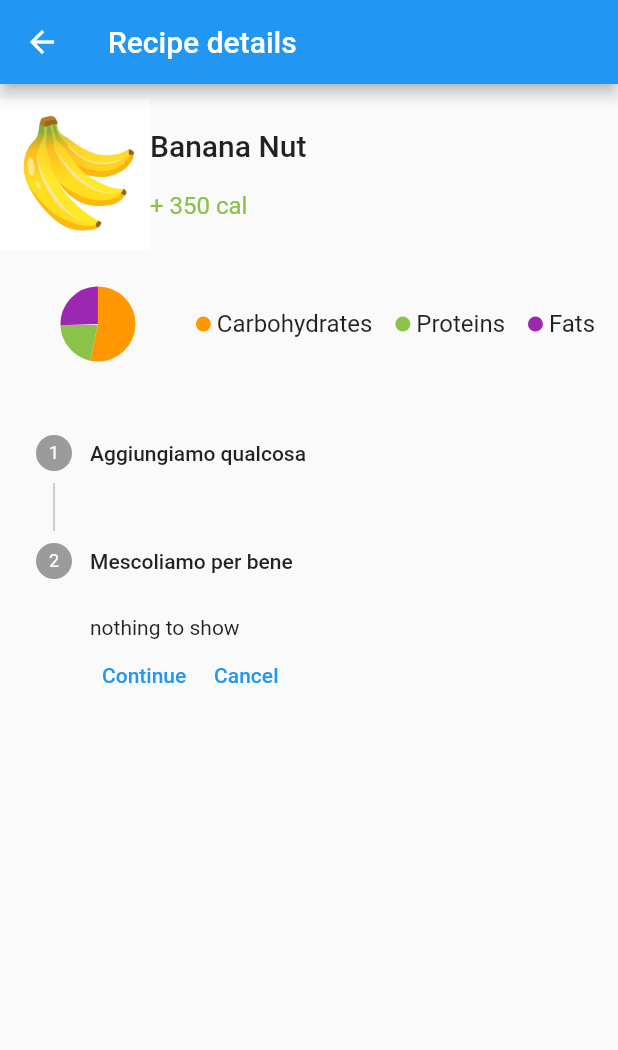
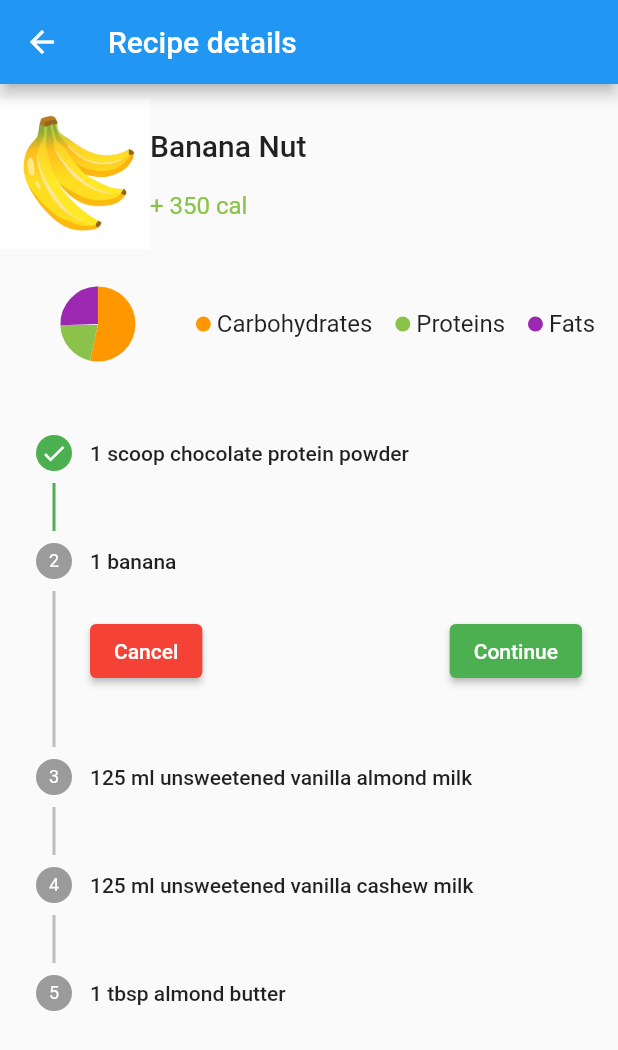
Before and after one commit to ict-fitflow/app, a Flutter app: the RecipePage screen opened directly with sample values from the repository, after a tap on "Continue", on a phone screen of 412 x 824 dp. Shown: the top 1050 px of the screen. Run offline on Flutter 3.47's test engine with Material 2 defaults, Android fonts, the light colour scheme and no system bars; drawn by our look-alikes of fl_chart; our stand-ins replace flutter_bluetooth_serial, introduction_screen, shared_preferences; missing offline and left inert: flutter_picker; accounts and stored records are empty.

Commit message:
ui(recipe): improv

```diff
--- a/lib/classes/params.dart
+++ b/lib/classes/params.dart
@@ -32,6 +32,6 @@ final List<Ingredient> IngredientsList = [
 
 final int SCALE_FACTOR = 50;
 
-final List GramsList = List<int>.generate(100, (i) => i + 1);
+final List GramsList = List<int>.generate(300, (i) => i + 1);
 
 final List KcalList = List<int>.generate(30, (i) => i * SCALE_FACTOR);
--- a/lib/mocks/recipe.dart
+++ b/lib/mocks/recipe.dart
@@ -6,8 +6,11 @@ final List<Recipe> recipes = [
   Recipe(
       "Banana Nut", RecipeDifficulty.hard, 5, "1.png",
       [
-        Step("Aggiungiamo qualcosa", "bla bla bal", PouringConfig(5, 2)),
-        Step("Mescoliamo per bene", "bla", null)
+        Step("1 scoop chocolate protein powder", "", null),
+        Step("1 banana", "", null),
+        Step("125 ml unsweetened vanilla almond milk", "", PouringConfig(125, 1)),
+        Step("125 ml unsweetened vanilla cashew milk", "", PouringConfig(125, 1)),
+        Step("1 tbsp almond butter", "", null)
       ]
   ),
   Recipe(
--- a/lib/ui/pages/recipe.dart
+++ b/lib/ui/pages/recipe.dart
@@ -13,6 +13,8 @@ class RecipePage extends StatefulWidget {
 
 class _RecipePageState extends State<RecipePage> {
   int _index = 0;
+  bool _can_continue = false;
+  bool _finished = false;
 
   @override
   Widget build(BuildContext context) {
@@ -42,21 +44,17 @@ class _RecipePageState extends State<RecipePage> {
             )
           ),
           RecipePieChart(),
-          Stepper(
-            controlsBuilder: (BuildContext context, ControlsDetails details) {
-              return Row(
-                children: <Widget>[
-                  TextButton(
-                    onPressed: details.onStepContinue,
-                    child: const Text('Continue'),
+          Theme(
+            data: ThemeData(
+              colorScheme: Theme.of(context).colorScheme.copyWith(
+                primary: Colors.green,
+                secondary: Colors.red,
+                background: Colors.red,
               ),
-                  TextButton(
-                    onPressed: details.onStepCancel,
-                    child: const Text('Cancel'),
             ),
-                ],
-              );
-            },
+            child: Stepper(
+              connectorThickness: 2,
+              controlsBuilder: _controls_builder,
               currentStep: _index,
               onStepCancel: () {
                 if (_index > 0) {
@@ -66,50 +64,22 @@ class _RecipePageState extends State<RecipePage> {
                 }
               },
               onStepContinue: () {
-              if (_index <= 0) {
+                if (widget.recipe.steps.length - 1 == _index) {
                   setState(() {
+                    _finished = true;
+                  });
+                  return;
+                };
+                setState(() {
+                  if (_can_continue) {
                     _index += 1;
-                });
                   }
-            },
-            onStepTapped: (int index) {
-              setState(() {
-                // _index = index;
+                  _can_continue = !_can_continue;
                 });
               },
-            steps: widget.recipe.steps.map((step) {
-              late Widget content;
-              if (step.pour != null) {
-                content = Text("${step.pour!.what} ${step.pour!.quantity}");
-              }
-              else {
-                content = Text('nothing to show');
-              }
-              return Step(
-                title: Text(step.name),
-                content: Container(
-                    alignment: Alignment.centerLeft,
-                    child: content
+              steps: _generate_steps()
+            ),
           )
-              );
-            }).toList()
-            // <Step>[
-            //   Step(
-            //     title: const Text('Step 1 title'),
-            //     content: Container(
-            //       alignment: Alignment.centerLeft,
-            //       child: const Text('Content for Step 1')
-            //     ),
-            //   ),
-            //   Step(
-            //     title: const Text('Step 2 title'),
-            //     content: Container(
-            //         alignment: Alignment.centerLeft,
-            //         child: const Text('Content for Step 2')
-            //     ),
-            //   ),
-            // ],
-          ),
         ],
       ),
     );
@@ -123,4 +93,58 @@ class _RecipePageState extends State<RecipePage> {
       width: 100,
     );
   }
+
+  Widget _controls_builder(BuildContext context, ControlsDetails details) {
+    print(Theme.of(context).colorScheme.primary);
+    if (widget.recipe.steps[_index].pour == null) {
+      _can_continue = true;
     }
+
+    String btn_continue = "Start pour";
+    if (_can_continue) {
+      btn_continue = "Continue";
+    }
+    return Row(
+      mainAxisSize: MainAxisSize.max,
+      mainAxisAlignment: MainAxisAlignment.spaceBetween,
+      children: <Widget>[
+        ElevatedButton(
+          onPressed: details.onStepCancel,
+          style: ElevatedButton.styleFrom(
+            backgroundColor: Colors.red,
+          ),
+          child: const Text('Cancel'),
+        ),
+        ElevatedButton(
+          onPressed: details.onStepContinue,
+          style: ElevatedButton.styleFrom(
+            backgroundColor: Colors.green
+          ),
+          child: Text(btn_continue),
+        ),
+      ],
+    );
+  }
+
+  List<Step> _generate_steps() {
+    return widget.recipe.steps.map((step) {
+      int index = widget.recipe.steps.indexOf(step);
+      late Widget? content;
+      if (step.pour != null) {
+        content = Text("${step.pour!.what} ${step.pour!.quantity}");
+      }
+      else {
+        content = null;
+      }
+      return Step(
+        isActive: (index < _index || _finished) ? true : false,
+        title: Text(step.name),
+        content: Container(
+          alignment: Alignment.centerLeft,
+          child: content
+        ),
+        state: (index < _index || _finished) ? StepState.complete : StepState.indexed
+      );
+    }).toList();
+  }
+}
```
Also changed, not shown: docs/assets/fonts/MaterialIcons-Regular.otf, 3 other files. Lines whose indentation alone changed are shown as unchanged.
